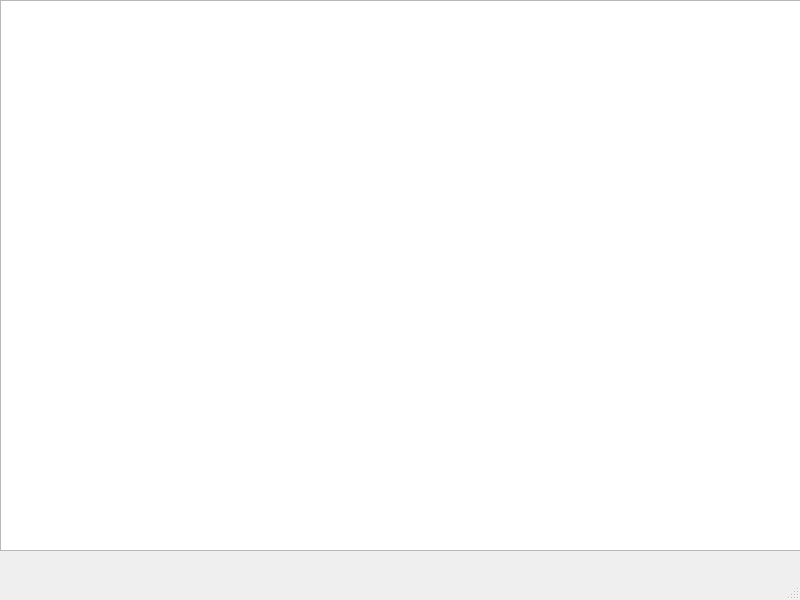
This is mainwindow.ui in Darshana0906/DLD-simulator as Qt 5 draws it before an edit. The edited form follows.
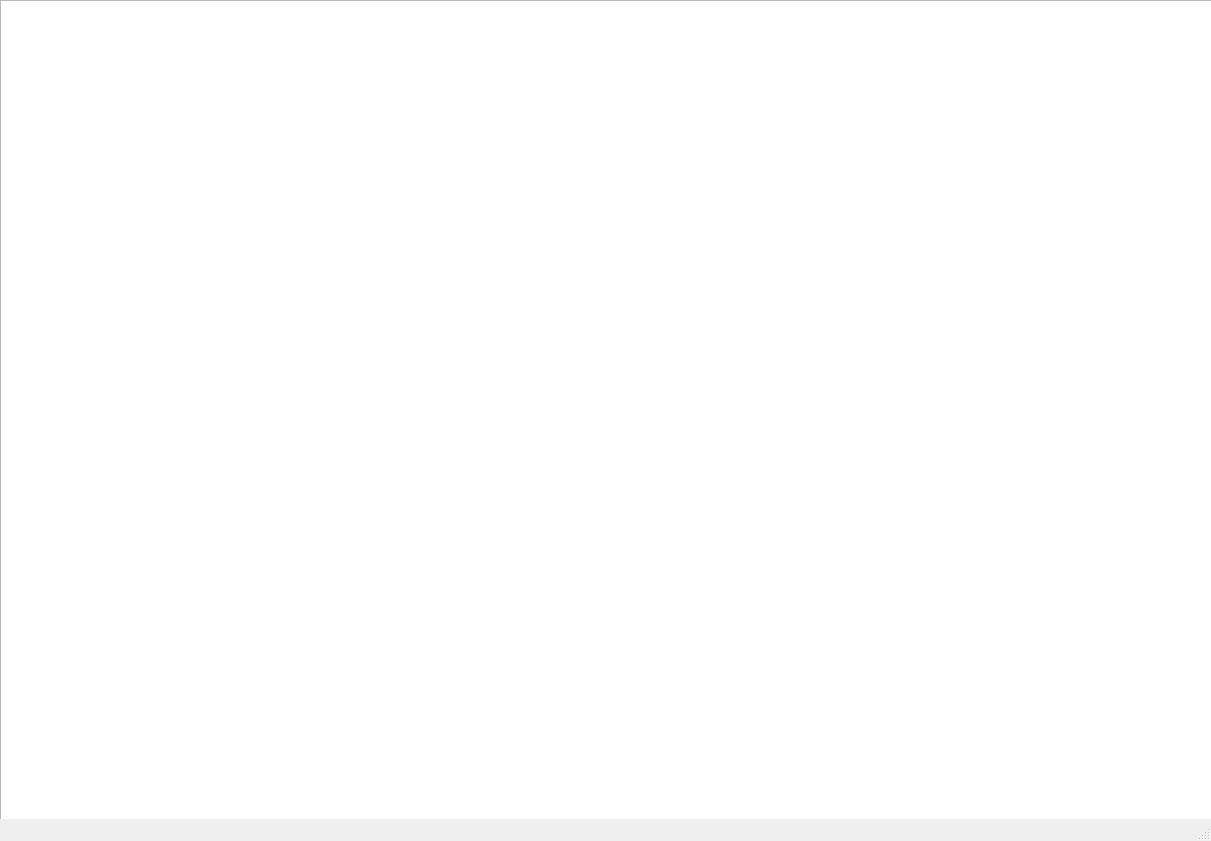
This is the edited form.

```diff
--- a/mainwindow.ui
+++ b/mainwindow.ui
@@ -6,8 +6,8 @@
    <rect>
     <x>0</x>
     <y>0</y>
-    <width>800</width>
-    <height>600</height>
+    <width>1211</width>
+    <height>841</height>
    </rect>
   </property>
   <property name="windowTitle">
@@ -19,8 +19,8 @@
      <rect>
       <x>0</x>
       <y>0</y>
-      <width>801</width>
-      <height>551</height>
+      <width>1221</width>
+      <height>831</height>
      </rect>
     </property>
    </widget>
```
Left out of the diff: 27 changed lines with no effect on the pictures.
